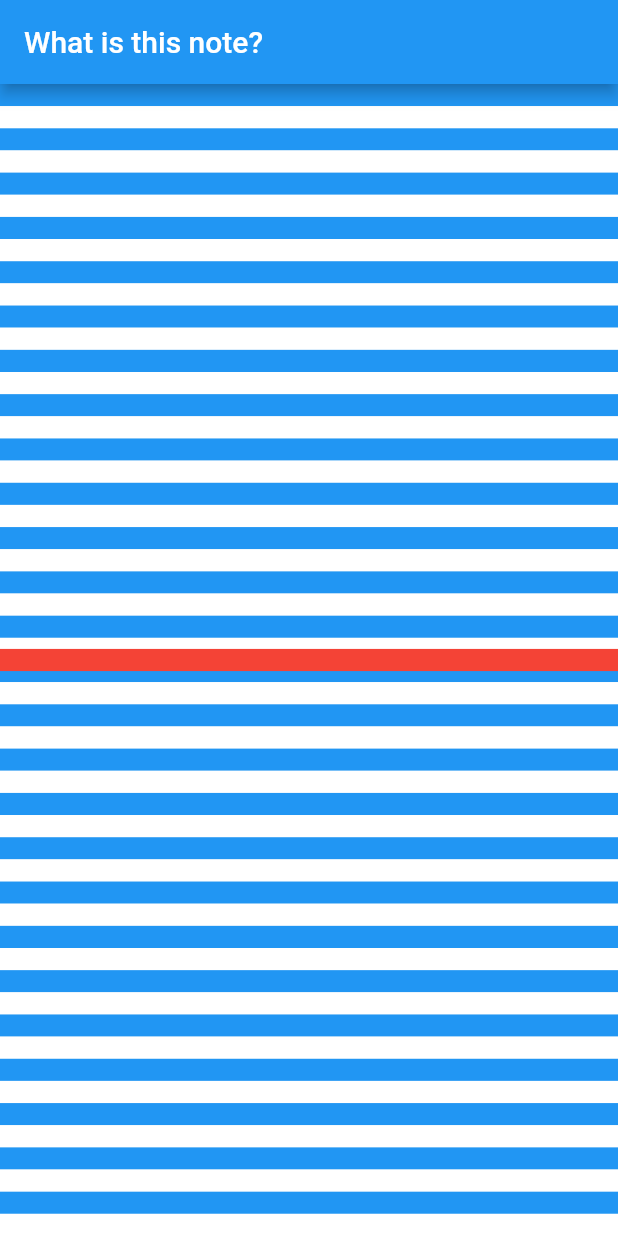
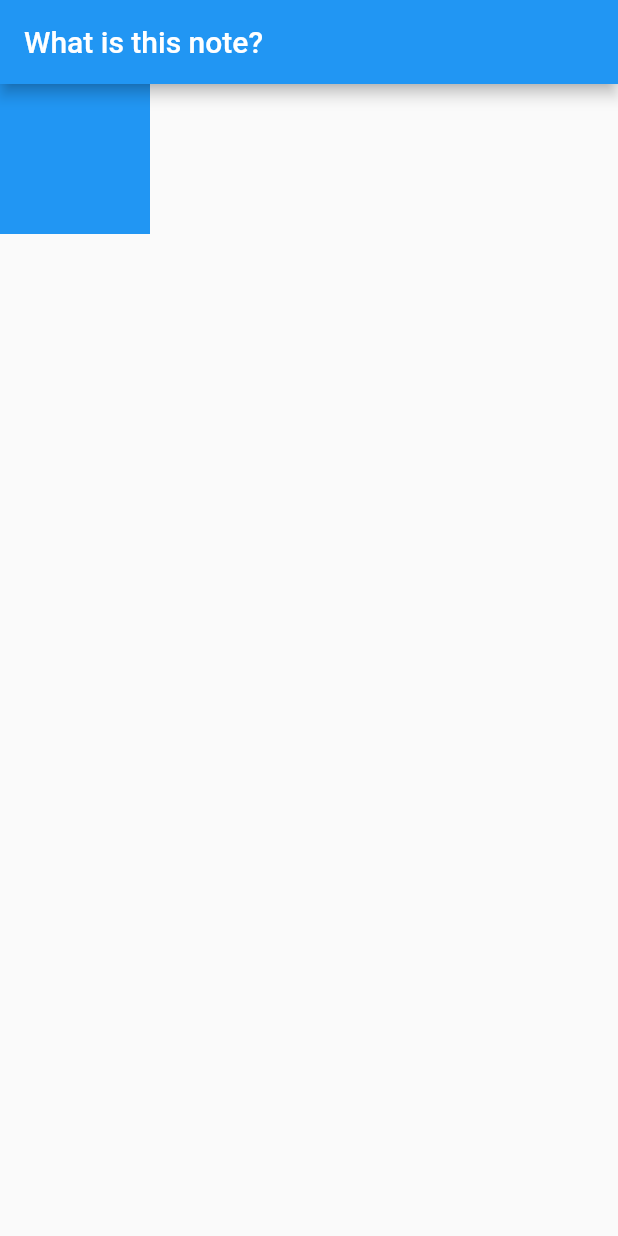
Before and after one commit to HenryQuan/WhatIsThisNote, a Flutter app: the screen it shows after launch, on a phone screen of 412 x 824 dp. Run offline on Flutter 3.47's test engine with Material 2 defaults, Android fonts, the phone set to English and light mode, and no system bars.

Commit message:
doesn't really work

```diff
--- a/whatisthisnote/lib/ui/page/HomePage.dart
+++ b/whatisthisnote/lib/ui/page/HomePage.dart
@@ -10,29 +10,35 @@ class HomePage extends StatefulWidget {
 
 
 class _HomePageState extends State<HomePage> {
+  Offset offset = Offset.zero;
+
   @override
   Widget build(BuildContext context) {
     return Scaffold(
       appBar: AppBar(
         title: Text('What is this note?')
       ),
-      body: SafeArea(
-        child: Stack(
-          children: <Widget>[
-            Column(
-              children: renderAllNodes(),
+      body: Stack(
+        children: <Widget>[
+          Positioned(
+            left: offset.dx,
+            top: offset.dy,
+            child: GestureDetector(
+              onPanUpdate: (details) {
+                final newDx = offset.dx + details.delta.dx;
+                final newDy = offset.dy + details.delta.dy;
+                print('$newDx $newDy\n');
+                if (newDy >= 0 && newDx >= 0) {
+                  setState(() {
+                    offset = Offset(newDx, newDy);
+                  });
+                }
+              },
+              child: Container(width: 100, height: 100, color: Colors.blue),
             ),
-            Center(
-              child: FractionallySizedBox(
-                heightFactor: 1 / 52,
-                child: Container(
-                  color: Colors.red,
-                ),
-              ),
-            )
-          ],
-        ),
-      )
+          ),
+        ],
+      ),
     );
   }
 
```
